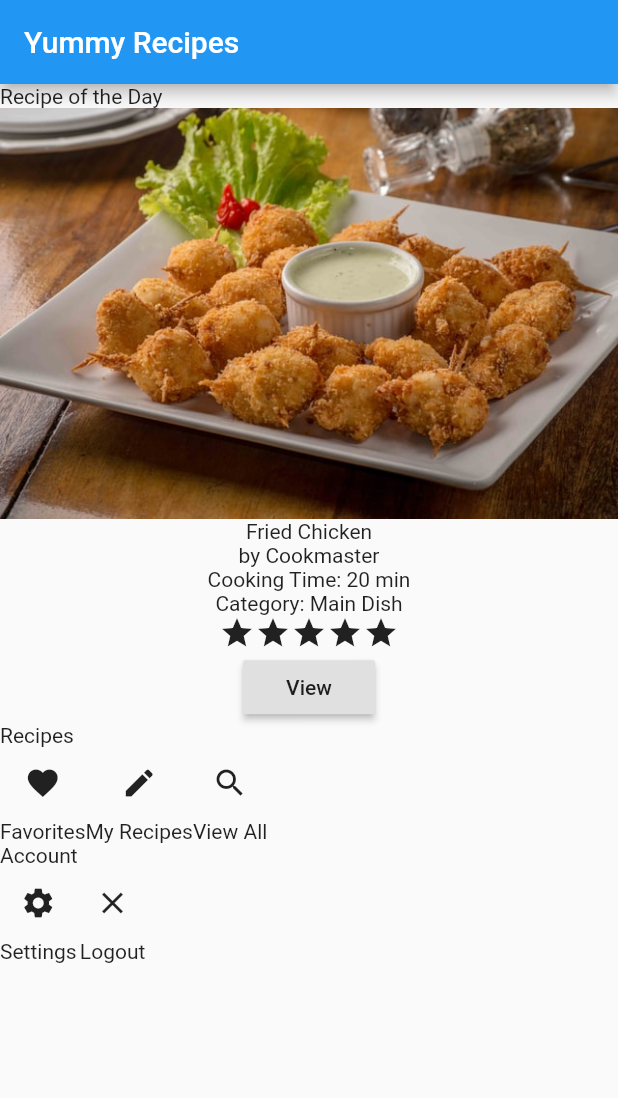
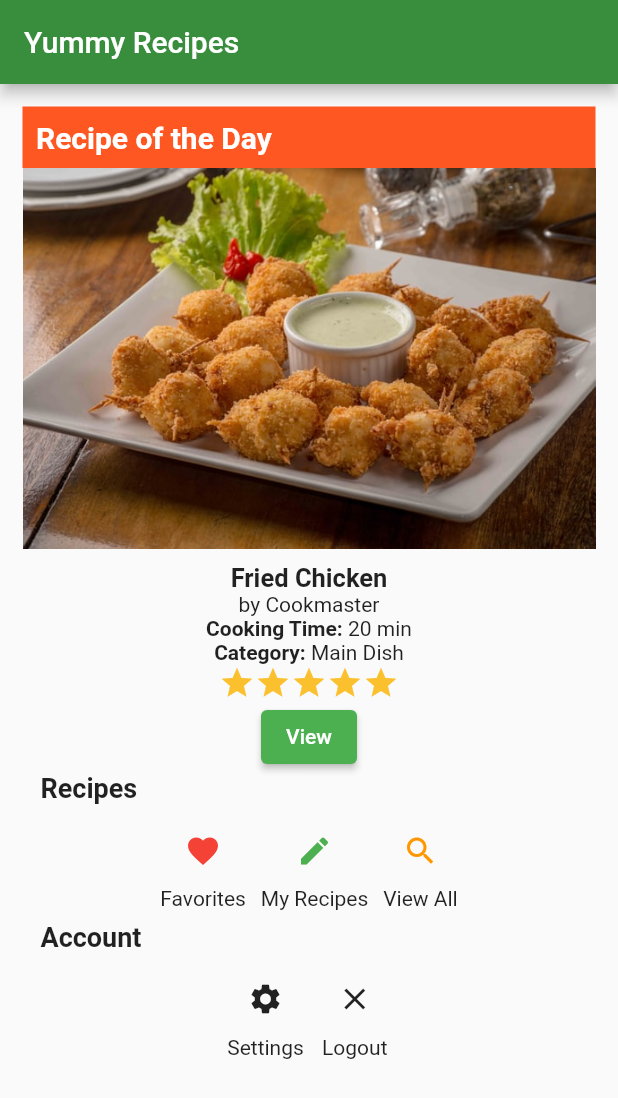
Before and after one commit to zindelluib/yummyrecipes-flutter-app, a Flutter app: the screen it shows after launch, on a phone screen of 412 x 824 dp. Shown: the top 1098 px of the screen. Run offline on Flutter 3.47's test engine with Material 2 defaults, Android fonts, the phone set to English and light mode, and no system bars.

Commit message:
Added style

```diff
--- a/lib/accountmenu.dart
+++ b/lib/accountmenu.dart
@@ -4,8 +4,10 @@ class AccountMenu extends StatelessWidget{
 
 	Widget build(BuildContext context){
 		return Row(
+			mainAxisAlignment: MainAxisAlignment.center,
 			children: [
-				Column(
+				Padding(
+					child: Column(
 						children:[
 							IconButton(
 								icon: Icon(Icons.settings),
@@ -13,8 +15,12 @@ class AccountMenu extends StatelessWidget{
 							),//IconButton
 							Text('Settings')
 						]
+					),
+					padding: EdgeInsets.only(right:5)
+
 				),//Column
-				Column(
+				Padding(
+					child: Column(
 						children:[
 							IconButton(
 								icon: Icon(Icons.close),
@@ -22,6 +28,8 @@ class AccountMenu extends StatelessWidget{
 							),//IconButton
 							Text('Logout')
 						]
+					),
+					padding: EdgeInsets.only(left:5)
 				)
 			]
 		);//Row
--- a/lib/homepage.dart
+++ b/lib/homepage.dart
@@ -9,22 +9,56 @@ class HomePage extends StatelessWidget{
 	Widget build(BuildContext context){
 		return Scaffold(
 	        appBar:AppBar(
-	          title: Text('Yummy Recipes')
+	          title: Text('Yummy Recipes'),
+	          backgroundColor: Color.fromRGBO(56,142,60,1)
 	        ),
-	        body: Container(
+		        body:SingleChildScrollView(
+		        child:Container(
+		        	padding: EdgeInsets.all(15),
 		        	child: Column(
 		        		crossAxisAlignment: CrossAxisAlignment.start,
 		        		children: [
-	        			Text('Recipe of the Day'),
-	        			Image.asset('assets/images/friedchicken.jpg'),
+		        			Container(
+		        				padding: EdgeInsets.all(9),
+		        				width: double.infinity,
+		        				child: Text('Recipe of the Day',
+		        					style:TextStyle(
+		        						color:Colors.white,
+		        						fontSize: 20,
+		        						fontWeight: FontWeight.bold
+		        					)
+		        				),
+		        				color: Color.fromRGBO(255,87,34,1)
+		        			),
+		        			Padding(
+		        				child: Image.asset('assets/images/friedchicken.jpg'),
+		        				padding: EdgeInsets.only(bottom :9)
+		        			),
 		        			RecipeDescription(),
-	        			Text('Recipes'),
+		        			Padding(
+		        				child: Text('Recipes',
+			        				style: TextStyle(
+			        					fontWeight: FontWeight.bold,
+			        					fontSize: 18
+			        				)
+			        			),
+			        			padding: EdgeInsets.only(left:12,bottom:7)
+		        			),
 		        			RecipeMenu(),
-	        			Text('Account'),
+		        			Padding(
+		        				child: Text('Account',
+			        				style: TextStyle(
+			        					fontWeight: FontWeight.bold,
+			        					fontSize: 18
+			        				)
+			        			),
+			        			padding: EdgeInsets.only(left:12,bottom:7,top:7)
+		        			),
 		        			AccountMenu()
 		        		]
 		        	)//Column
 		        )//Container
+		    )
         );
 	}
 
--- a/lib/recipedescription.dart
+++ b/lib/recipedescription.dart
@@ -3,22 +3,48 @@ import 'package:flutter/material.dart';
 class RecipeDescription extends StatelessWidget{
 	@override
 	Widget build(BuildContext context){
+		//Refer to https://api.flutter.dev/flutter/material/MaterialStateProperty-class.html
+		Color getColor(Set<MaterialState> states) {
+	      const Set<MaterialState> interactiveStates = <MaterialState>{
+	        MaterialState.pressed,
+	        MaterialState.hovered,
+	        MaterialState.focused,
+	      };
+	      if (states.any(interactiveStates.contains)) {
+	        return Color.fromRGBO(76,175,80,1);
+	      }
+	      return Color.fromRGBO(76,175,80,1);
+	    }
+
 		return Center(
 			child: Column(
 				children: [
-					Text('Fried Chicken'),
+					Text('Fried Chicken',
+						style: TextStyle(
+							fontSize: 17,
+							fontWeight: FontWeight.bold
+						)
+					),
 					Text('by Cookmaster'),
 					Row(
 						mainAxisAlignment: MainAxisAlignment.center,
 						children: [
-							Text('Cooking Time: '),
+							Text('Cooking Time: ',
+								style: TextStyle(
+									fontWeight: FontWeight.bold
+								)
+							),
 							Text('20 min')
 						]
 					),//Row
 					Row(
 						mainAxisAlignment: MainAxisAlignment.center,
 						children: [
-							Text('Category: '),
+							Text('Category: ',
+								style: TextStyle(
+									fontWeight: FontWeight.bold
+								)
+							),
 							Text('Main Dish')
 						]
 					),//Row
@@ -26,11 +52,20 @@ class RecipeDescription extends StatelessWidget{
 						mainAxisSize: MainAxisSize.min,
 						children: [
 							for(int i=0;i<5;i++)
-								Icon(Icons.star)
+								Icon(Icons.star,color: Colors.yellow[700])
 						]
 					),//Stars
-					RaisedButton(
+					// RaisedButton(
+					// 	child: Text('View'),
+					// 	color: Color.fromRGBO(76,175,80,1),
+					// 	textColor: Colors.white,
+					// 	onPressed:(){}
+					// )
+					ElevatedButton(
 						child: Text('View'),
+						style: ButtonStyle(
+							backgroundColor: MaterialStateProperty.resolveWith(getColor)
+						),
 						onPressed:(){}
 					)
 				]
--- a/lib/recipemenu.dart
+++ b/lib/recipemenu.dart
@@ -5,33 +5,42 @@ class RecipeMenu extends StatelessWidget{
 	@override
 	Widget build(BuildContext context){
 		return Row(
+			mainAxisAlignment: MainAxisAlignment.center,
 			children: [
-				Column(
+				Padding(
+					child: Column(
 						children:[
 							IconButton(
-							icon: Icon(Icons.favorite),
+								icon: Icon(Icons.favorite,color: Colors.red),
 								onPressed: () {}
 							),//IconButton
 							Text('Favorites')
 						]
+					),
+					padding: EdgeInsets.only(right:10)
+
 				),//Column
 				Column(
 					children:[
 						IconButton(
-							icon: Icon(Icons.create),
+							icon: Icon(Icons.create,color:Colors.green),
 							onPressed: () {}
 						),//IconButton
 						Text('My Recipes')
 					]
 				),//Column
-				Column(
+				Padding(
+					child: Column(
 						children:[
 							IconButton(
-							icon: Icon(Icons.search),
+								icon: Icon(Icons.search,color:Colors.orange),
 								onPressed: () {}
 							),//IconButton
 							Text('View All')
 						]
+					),
+					padding: EdgeInsets.only(left:10)
+
 				)
 
 			]
```
Also changed, not shown: pubspec.lock. Lines whose indentation alone changed are shown as unchanged.
